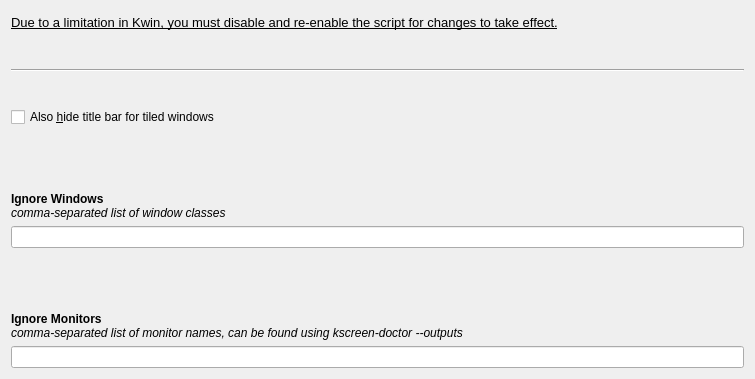
Qt form contents/ui/config.ui (fin444/truely-maximized) before a commit.
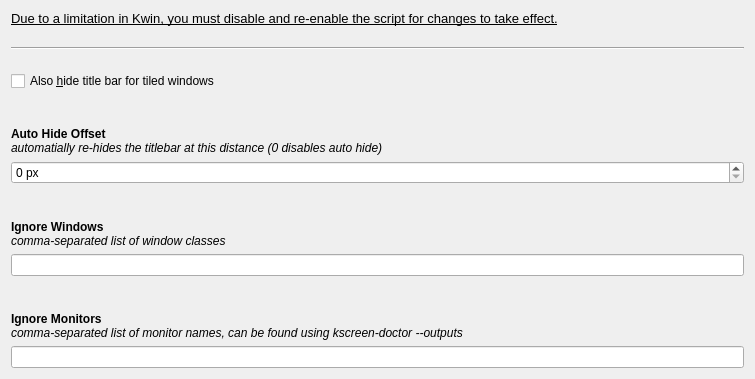
The same form after that commit. Custom widgets are drawn as their Qt base class.

Commit message:
Auto hide title bar again when moving cursor away (#14)
* auto hide title bar again when moving cursor away

* check isManaged on cursor movement and fix workspaceHeight access

* check if an borders are registered on cursor movement

* use screen specific cursor position for auto hide check

* make auto hide offset configurable

What changed in the file:
```diff
--- a/contents/ui/config.ui
+++ b/contents/ui/config.ui
@@ -59,6 +59,32 @@
    <item>
     <widget class="KSeparator" name="kseparator_4"/>
    </item>
+   <item>
+    <widget class="QLabel" name="label_autoHideAt">
+     <property name="text">
+      <string>&lt;html&gt;&lt;head/&gt;&lt;body&gt;&lt;p&gt;&lt;span style=&quot; font-weight:700;&quot;&gt;Auto Hide Offset&lt;/span&gt;&lt;br/&gt;&lt;span style=&quot; font-style:italic;&quot;&gt;automatially re-hides the titlebar at this distance (0 disables auto hide)&lt;/span&gt;&lt;/p&gt;&lt;/body&gt;&lt;/html&gt;</string>
+     </property>
+    </widget>
+   </item>
+   <item>
+    <widget class="QSpinBox" name="kcfg_autoHideAt">
+     <property name="suffix">
+      <string> px</string>
+     </property>
+     <property name="maximum">
+      <number>10000</number>
+     </property>
+     <property name="singleStep">
+      <number>100</number>
+     </property>
+    </widget>
+   </item>
+   <item>
+    <widget class="KSeparator" name="kseparator_7"/>
+   </item>
+   <item>
+    <widget class="KSeparator" name="kseparator_8"/>
+   </item>
    <item>
     <widget class="QLabel" name="label_windowBlacklist">
      <property name="text">
```
The commit also changes 2 other files.
